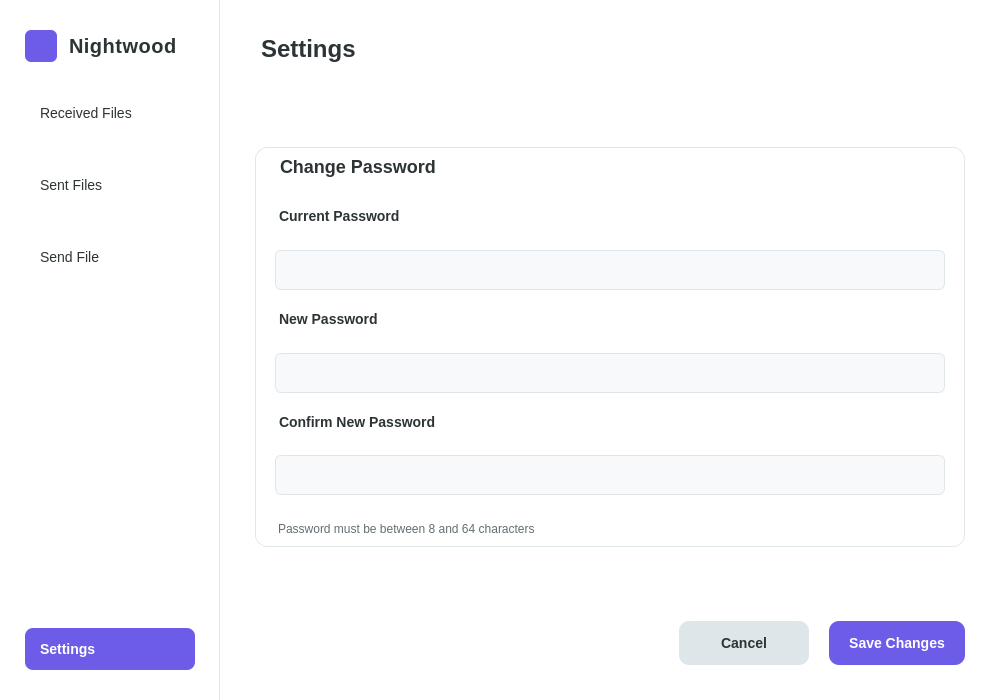
This is src/ui/windows/settings/settings.ui in Fred-Sheppard/Eastwood as Qt 5 draws it before an edit. The edited form follows.
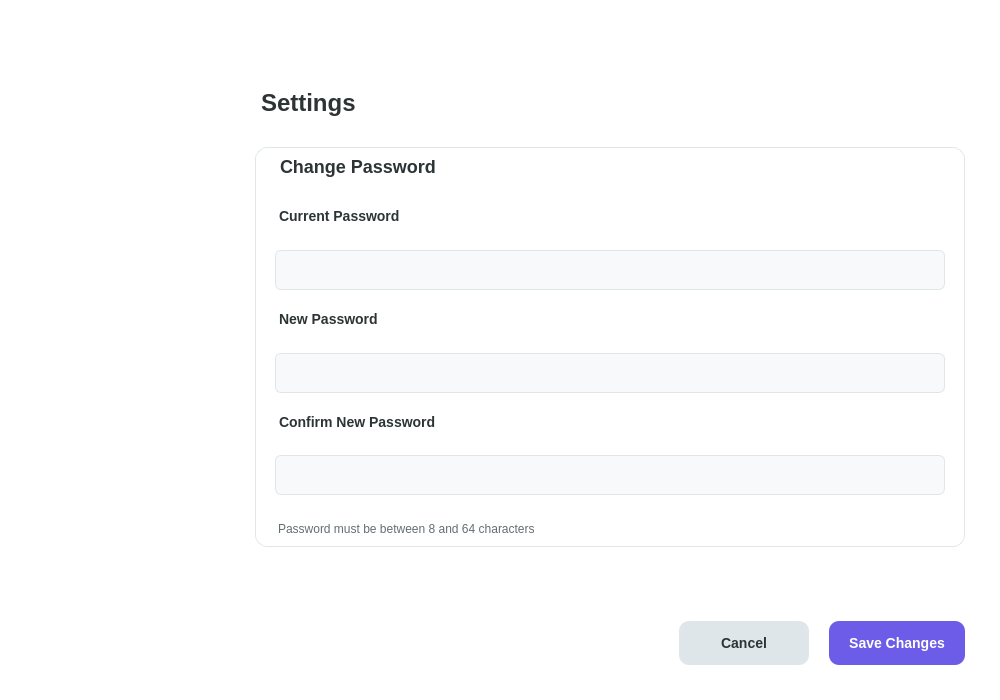
This is the edited form. Custom widgets are drawn as their Qt base class.

What changed in the file:
```diff
--- a/src/ui/windows/settings/settings.ui
+++ b/src/ui/windows/settings/settings.ui
@@ -39,7 +39,7 @@
     <number>0</number>
    </property>
    <item>
-    <widget class="QWidget" name="navBar" native="true">
+    <widget class="NavBar" name="navBar" native="true">
      <property name="minimumSize">
       <size>
        <width>220</width>
@@ -52,199 +52,6 @@
        <height>16777215</height>
       </size>
      </property>
-     <property name="styleSheet">
-      <string notr="true">QWidget#navBar {
-  background-color: white;
-  border-right: 1px solid #dfe6e9;
-}</string>
-     </property>
-     <layout class="QVBoxLayout" name="navBarLayout">
-      <property name="spacing">
-       <number>30</number>
-      </property>
-      <property name="leftMargin">
-       <number>25</number>
-      </property>
-      <property name="topMargin">
-       <number>30</number>
-      </property>
-      <property name="rightMargin">
-       <number>25</number>
-      </property>
-      <property name="bottomMargin">
-       <number>30</number>
-      </property>
-      <item>
-       <layout class="QHBoxLayout" name="logoLayout">
-        <property name="spacing">
-         <number>12</number>
-        </property>
-        <item>
-         <widget class="QLabel" name="logoLabel">
-          <property name="minimumSize">
-           <size>
-            <width>32</width>
-            <height>32</height>
-           </size>
-          </property>
-          <property name="maximumSize">
-           <size>
-            <width>32</width>
-            <height>32</height>
-           </size>
-          </property>
-          <property name="styleSheet">
-           <string notr="true">background-color: #6c5ce7;
-border-radius: 6px;</string>
-          </property>
-          <property name="text">
-           <string/>
-          </property>
-         </widget>
-        </item>
-        <item>
-         <widget class="QLabel" name="logoTextLabel">
-          <property name="styleSheet">
-           <string notr="true">font-size: 20px; font-weight: bold; color: #2d3436; letter-spacing: 0.5px;</string>
-          </property>
-          <property name="text">
-           <string>Nightwood</string>
-          </property>
-         </widget>
-        </item>
-       </layout>
-      </item>
-      <item>
-       <widget class="QPushButton" name="receivedButton">
-        <property name="minimumSize">
-         <size>
-          <width>0</width>
-          <height>42</height>
-         </size>
-        </property>
-        <property name="styleSheet">
-         <string notr="true">QPushButton {
-  font-size: 14px;
-  color: #2d3436;
-  background-color: transparent;
-  border-radius: 8px;
-  text-align: left;
-  padding-left: 15px;
-}
-QPushButton:hover {
-  background-color: #f1f2f6;
-}
-QPushButton:pressed {
-  background-color: #dfe6e9;
-}</string>
-        </property>
-        <property name="text">
-         <string>Received Files</string>
-        </property>
-       </widget>
-      </item>
-      <item>
-       <widget class="QPushButton" name="sentButton">
-        <property name="minimumSize">
-         <size>
-          <width>0</width>
-          <height>42</height>
-         </size>
-        </property>
-        <property name="styleSheet">
-         <string notr="true">QPushButton {
-  font-size: 14px;
-  color: #2d3436;
-  background-color: transparent;
-  border-radius: 8px;
-  text-align: left;
-  padding-left: 15px;
-}
-QPushButton:hover {
-  background-color: #f1f2f6;
-}
-QPushButton:pressed {
-  background-color: #dfe6e9;
-}</string>
-        </property>
-        <property name="text">
-         <string>Sent Files</string>
-        </property>
-       </widget>
-      </item>
-      <item>
-       <widget class="QPushButton" name="sendFileButton">
-        <property name="minimumSize">
-         <size>
-          <width>0</width>
-          <height>42</height>
-         </size>
-        </property>
-        <property name="styleSheet">
-         <string notr="true">QPushButton {
-  font-size: 14px;
-  color: #2d3436;
-  background-color: transparent;
-  border-radius: 8px;
-  text-align: left;
-  padding-left: 15px;
-}
-QPushButton:hover {
-  background-color: #f1f2f6;
-}
-QPushButton:pressed {
-  background-color: #dfe6e9;
-}</string>
-        </property>
-        <property name="text">
-         <string>Send File</string>
-        </property>
-       </widget>
-      </item>
-      <item>
-       <spacer name="verticalSpacer">
-        <property name="orientation">
-         <enum>Qt::Vertical</enum>
-        </property>
-        <property name="sizeHint" stdset="0">
-         <size>
-          <width>20</width>
-          <height>40</height>
-         </size>
-        </property>
-       </spacer>
-      </item>
-      <item>
-       <widget class="QPushButton" name="settingsButton">
-        <property name="minimumSize">
-         <size>
-          <width>0</width>
-          <height>42</height>
-         </size>
-        </property>
-        <property name="styleSheet">
-         <string notr="true">QPushButton {
-  font-size: 14px;
-  font-weight: 500;
-  color: white;
-  background-color: #6c5ce7;
-  border-radius: 8px;
-  text-align: left;
-  padding-left: 15px;
-}
-QPushButton:hover {
-  background-color: #5049c9;
-}
-QPushButton:pressed {
-  background-color: #4040b0;
-}</string>
-        </property>
-        <property name="text">
-         <string>Settings</string>
-        </property>
-       </widget>
-      </item>
-     </layout>
     </widget>
    </item>
    <item>
@@ -264,8 +71,19 @@
      <property name="bottomMargin">
       <number>35</number>
      </property>
-     
-     <!-- Title Section -->
+     <item>
+      <spacer name="topSpacer">
+       <property name="orientation">
+        <enum>Qt::Orientation::Vertical</enum>
+       </property>
+       <property name="sizeHint" stdset="0">
+        <size>
+         <width>20</width>
+         <height>20</height>
+        </size>
+       </property>
+      </spacer>
+     </item>
      <item>
       <widget class="QLabel" name="pageTitle">
        <property name="styleSheet">
@@ -276,23 +94,6 @@
        </property>
       </widget>
      </item>
-
-     <!-- Add a spacer to push content up -->
-     <item>
-      <spacer name="topSpacer">
-       <property name="orientation">
-        <enum>Qt::Vertical</enum>
-       </property>
-       <property name="sizeHint" stdset="0">
-        <size>
-         <width>20</width>
-         <height>20</height>
-        </size>
-       </property>
-      </spacer>
-     </item>
-
-     <!-- Password Section -->
      <item>
       <widget class="QWidget" name="passwordWidget" native="true">
        <property name="minimumSize">
@@ -319,8 +120,6 @@
         <property name="rightMargin">
          <number>20</number>
         </property>
-        
-        <!-- Section Title -->
         <item>
          <widget class="QLabel" name="passwordSectionTitle">
           <property name="styleSheet">
@@ -331,8 +130,6 @@
           </property>
          </widget>
         </item>
-
-        <!-- Current Password -->
         <item>
          <widget class="QLabel" name="currentPasswordLabel">
           <property name="styleSheet">
@@ -351,9 +148,6 @@
             <height>40</height>
            </size>
           </property>
-          <property name="echoMode">
-           <enum>QLineEdit::Password</enum>
-          </property>
           <property name="styleSheet">
            <string notr="true">QLineEdit {
   padding: 8px 12px;
@@ -368,10 +162,11 @@
   background-color: white;
 }</string>
           </property>
+          <property name="echoMode">
+           <enum>QLineEdit::EchoMode::Password</enum>
+          </property>
          </widget>
         </item>
-
-        <!-- New Password -->
         <item>
          <widget class="QLabel" name="newPasswordLabel">
           <property name="styleSheet">
@@ -390,9 +185,6 @@
             <height>40</height>
            </size>
           </property>
-          <property name="echoMode">
-           <enum>QLineEdit::Password</enum>
-          </property>
           <property name="styleSheet">
            <string notr="true">QLineEdit {
   padding: 8px 12px;
@@ -407,10 +199,11 @@
   background-color: white;
 }</string>
           </property>
+          <property name="echoMode">
+           <enum>QLineEdit::EchoMode::Password</enum>
+          </property>
          </widget>
         </item>
-
-        <!-- Confirm Password -->
         <item>
          <widget class="QLabel" name="confirmPasswordLabel">
           <property name="styleSheet">
@@ -429,9 +222,6 @@
             <height>40</height>
            </size>
           </property>
-          <property name="echoMode">
-           <enum>QLineEdit::Password</enum>
-          </property>
           <property name="styleSheet">
            <string notr="true">QLineEdit {
   padding: 8px 12px;
@@ -446,10 +236,11 @@
   background-color: white;
 }</string>
           </property>
+          <property name="echoMode">
+           <enum>QLineEdit::EchoMode::Password</enum>
+          </property>
          </widget>
         </item>
-
-        <!-- Password Requirements Note -->
         <item>
          <widget class="QLabel" name="passwordRequirements">
           <property name="styleSheet">
@@ -463,12 +254,10 @@
        </layout>
       </widget>
      </item>
-
-     <!-- Bottom Spacer -->
      <item>
       <spacer name="bottomSpacer">
        <property name="orientation">
-        <enum>Qt::Vertical</enum>
+        <enum>Qt::Orientation::Vertical</enum>
        </property>
        <property name="sizeHint" stdset="0">
         <size>
@@ -478,14 +267,12 @@
        </property>
       </spacer>
      </item>
-
-     <!-- Buttons -->
      <item>
       <layout class="QHBoxLayout" name="buttonLayout">
        <item>
         <spacer name="horizontalSpacer">
          <property name="orientation">
-          <enum>Qt::Horizontal</enum>
+          <enum>Qt::Orientation::Horizontal</enum>
          </property>
          <property name="sizeHint" stdset="0">
           <size>
@@ -559,4 +346,13 @@
    </item>
   </layout>
  </widget>
+ <customwidgets>
+  <customwidget>
+   <class>NavBar</class>
+   <extends>QWidget</extends>
+   <header>src/ui/utils/navbar/navbar.h</header>
+  </customwidget>
+ </customwidgets>
+ <resources/>
+ <connections/>
 </ui>
```
